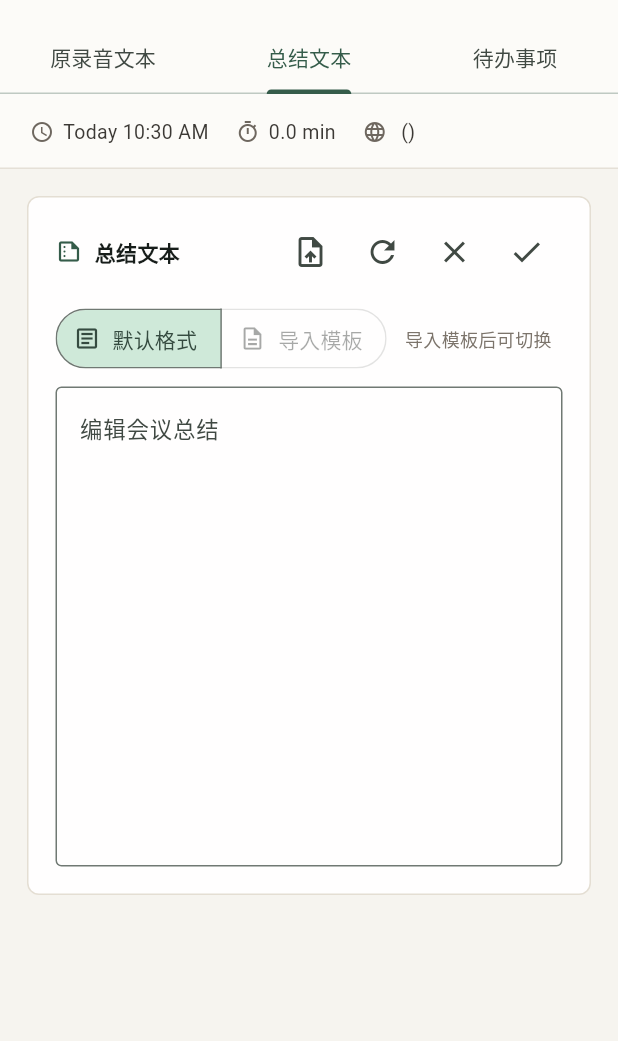
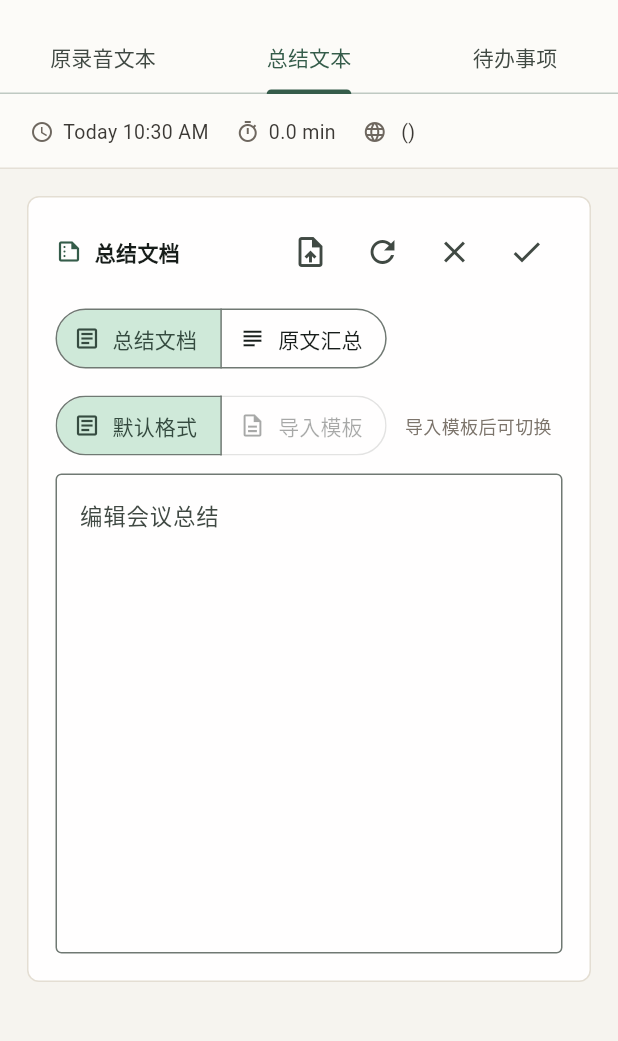
Before and after one commit to zhuoge-ouyang/meeting_listen, a Flutter app: the ResultsScreen screen opened directly with empty values, tab 2 chosen, after a tap on "手动编辑", on a phone screen of 412 x 824 dp, the part 62-1103 px from its top. Run offline on Flutter 3.47's test engine with Material 3 defaults, Android fonts, the phone set to English and light mode, and no system bars; our stand-ins replace dio, hive, hive_flutter, web; missing offline and left inert: dart:js_interop, record; accounts and stored records are empty.

Commit message:
【feat】优化翻译功能
【feat】优化翻译功能

```diff
--- a/lib/screens/results_screen.dart
+++ b/lib/screens/results_screen.dart
@@ -116,6 +116,7 @@ class _ResultsScreenState extends State<ResultsScreen>
                   ),
                   _SummaryTab(
                     summary: _summaryText,
+                    originalDocument: _originalDocumentText,
                     controller: _summaryController,
                     isEditing: _isEditingSummary,
                     summaryModule: _summaryModule,
@@ -125,7 +126,8 @@ class _ResultsScreenState extends State<ResultsScreen>
                     onEdit: _startEditingSummary,
                     onSave: () => _saveSummary(),
                     onCancel: _cancelEditingSummary,
-                    onCopy: _copySummaryToClipboard,
+                    onCopySummary: _copySummaryToClipboard,
+                    onCopyOriginal: _copyOriginalDocumentToClipboard,
                     onImportTemplate: _importSummaryTemplate,
                     onRegenerate: _regenerateSummary,
                     onModuleChanged: _setSummaryModule,
@@ -185,6 +187,55 @@ class _ResultsScreenState extends State<ResultsScreen>
               speakerIds: const [],
             ))
         .toList();
+  }
+
+  String get _originalDocumentText {
+    final buffer = StringBuffer();
+    _OriginalDocumentBlock? currentBlock;
+    for (final segment in _segments) {
+      final speakerName =
+          _speakerAliases[segment.speakerId] ?? segment.speakerId;
+      if (currentBlock == null || currentBlock.speakerName != speakerName) {
+        if (currentBlock != null) {
+          _writeOriginalDocumentBlock(buffer, currentBlock);
+        }
+        currentBlock = _OriginalDocumentBlock(
+          speakerName: speakerName,
+          startMs: segment.startMs,
+          endMs: segment.endMs,
+          content: StringBuffer(segment.text),
+        );
+      } else {
+        currentBlock.endMs = segment.endMs;
+        currentBlock.content.write('\n${segment.text}');
+      }
+    }
+    if (currentBlock != null) {
+      _writeOriginalDocumentBlock(buffer, currentBlock);
+    }
+    return buffer.toString().trimRight();
+  }
+
+  void _writeOriginalDocumentBlock(
+    StringBuffer buffer,
+    _OriginalDocumentBlock block,
+  ) {
+    buffer
+      ..writeln('发言人：${block.speakerName}')
+      ..writeln('发言时间：${_formatTimeRange(block.startMs, block.endMs)}')
+      ..writeln('发言内容：${block.content}')
+      ..writeln();
+  }
+
+  String _formatTimeRange(int startMs, int endMs) {
+    String format(int ms) {
+      final total = (ms / 1000).floor();
+      final minutes = (total ~/ 60).toString().padLeft(2, '0');
+      final seconds = (total % 60).toString().padLeft(2, '0');
+      return '$minutes:$seconds';
+    }
+
+    return '${format(startMs)}-${format(endMs)}';
   }
 
   Future<void> _editMeetingTitle() async {
@@ -312,6 +363,13 @@ class _ResultsScreenState extends State<ResultsScreen>
     Clipboard.setData(ClipboardData(text: _summaryText));
     ScaffoldMessenger.of(context).showSnackBar(
       const SnackBar(content: Text('已复制总结文本')),
+    );
+  }
+
+  void _copyOriginalDocumentToClipboard() {
+    Clipboard.setData(ClipboardData(text: _originalDocumentText));
+    ScaffoldMessenger.of(context).showSnackBar(
+      const SnackBar(content: Text('已复制原文汇总')),
     );
   }
 
@@ -749,9 +807,24 @@ class _TranslationPanel extends StatelessWidget {
   }
 }
 
-class _SummaryTab extends StatelessWidget {
+class _OriginalDocumentBlock {
+  _OriginalDocumentBlock({
+    required this.speakerName,
+    required this.startMs,
+    required this.endMs,
+    required this.content,
+  });
+
+  final String speakerName;
+  final int startMs;
+  int endMs;
+  final StringBuffer content;
+}
+
+class _SummaryTab extends StatefulWidget {
   const _SummaryTab({
     required this.summary,
+    required this.originalDocument,
     required this.controller,
     required this.isEditing,
     required this.summaryModule,
@@ -761,13 +834,15 @@ class _SummaryTab extends StatelessWidget {
     required this.onEdit,
     required this.onSave,
     required this.onCancel,
-    required this.onCopy,
+    required this.onCopySummary,
+    required this.onCopyOriginal,
     required this.onImportTemplate,
     required this.onRegenerate,
     required this.onModuleChanged,
   });
 
   final String summary;
+  final String originalDocument;
   final TextEditingController controller;
   final bool isEditing;
   final String summaryModule;
@@ -777,28 +852,39 @@ class _SummaryTab extends StatelessWidget {
   final VoidCallback onEdit;
   final VoidCallback onSave;
   final VoidCallback onCancel;
-  final VoidCallback onCopy;
+  final VoidCallback onCopySummary;
+  final VoidCallback onCopyOriginal;
   final VoidCallback onImportTemplate;
   final VoidCallback onRegenerate;
   final ValueChanged<String> onModuleChanged;
 
   @override
+  State<_SummaryTab> createState() => _SummaryTabState();
+}
+
+class _SummaryTabState extends State<_SummaryTab> {
+  String _documentTab = 'summary';
+
+  @override
   Widget build(BuildContext context) {
-    if (summary.trim().isEmpty && !isEditing) {
+    final showingSummary = _documentTab == 'summary';
+    if (widget.summary.trim().isEmpty &&
+        widget.originalDocument.trim().isEmpty &&
+        !widget.isEditing) {
       return _EmptyState(
-        message: '暂无总结文本',
+        message: '暂无文档内容',
         action: Wrap(
           spacing: 8,
           runSpacing: 8,
           alignment: WrapAlignment.center,
           children: [
             TextButton.icon(
-              onPressed: onEdit,
+              onPressed: widget.onEdit,
               icon: const Icon(Icons.edit_note),
               label: const Text('手动编辑'),
             ),
             TextButton.icon(
-              onPressed: onImportTemplate,
+              onPressed: widget.onImportTemplate,
               icon: const Icon(Icons.upload_file),
               label: const Text('导入模板'),
             ),
@@ -821,23 +907,30 @@ class _SummaryTab extends StatelessWidget {
             children: [
               Row(
                 children: [
-                  const Icon(Icons.summarize_outlined,
-                      size: 18, color: AppColors.primaryBlue),
+                  Icon(
+                    showingSummary
+                        ? Icons.summarize_outlined
+                        : Icons.notes_outlined,
+                    size: 18,
+                    color: AppColors.primaryBlue,
+                  ),
                   const SizedBox(width: 8),
-                  const Text(
-                    '总结文本',
-                    style: TextStyle(fontWeight: FontWeight.w700),
+                  Text(
+                    showingSummary ? '总结文档' : '原文汇总',
+                    style: const TextStyle(fontWeight: FontWeight.w700),
                   ),
                   const Spacer(),
+                  if (showingSummary) ...[
                     IconButton(
                       tooltip: '导入模板',
-                    onPressed: onImportTemplate,
+                      onPressed: widget.onImportTemplate,
                       icon: const Icon(Icons.upload_file),
                     ),
                     IconButton(
                       tooltip: '重新生成',
-                    onPressed: isRegenerating ? null : onRegenerate,
-                    icon: isRegenerating
+                      onPressed:
+                          widget.isRegenerating ? null : widget.onRegenerate,
+                      icon: widget.isRegenerating
                           ? const SizedBox(
                               width: 18,
                               height: 18,
@@ -845,39 +938,69 @@ class _SummaryTab extends StatelessWidget {
                             )
                           : const Icon(Icons.refresh),
                     ),
-                  if (isEditing) ...[
+                    if (widget.isEditing) ...[
                       IconButton(
                         tooltip: '取消',
-                      onPressed: onCancel,
+                        onPressed: widget.onCancel,
                         icon: const Icon(Icons.close),
                       ),
                       IconButton(
                         tooltip: '保存',
-                      onPressed: onSave,
+                        onPressed: widget.onSave,
                         icon: const Icon(Icons.check),
                       ),
                     ] else ...[
                       IconButton(
                         tooltip: '复制',
-                      onPressed: onCopy,
+                        onPressed: widget.onCopySummary,
                         icon: const Icon(Icons.copy),
                       ),
                       IconButton(
                         tooltip: '编辑',
-                      onPressed: onEdit,
+                        onPressed: widget.onEdit,
                         icon: const Icon(Icons.edit_note),
                       ),
                     ],
+                  ] else
+                    IconButton(
+                      tooltip: '复制',
+                      onPressed: widget.originalDocument.trim().isEmpty
+                          ? null
+                          : widget.onCopyOriginal,
+                      icon: const Icon(Icons.copy),
+                    ),
                 ],
               ),
               const SizedBox(height: 10),
+              SegmentedButton<String>(
+                selected: {_documentTab},
+                showSelectedIcon: false,
+                segments: const [
+                  ButtonSegment(
+                    value: 'summary',
+                    icon: Icon(Icons.article_outlined),
+                    label: Text('总结文档'),
+                  ),
+                  ButtonSegment(
+                    value: 'original',
+                    icon: Icon(Icons.subject_outlined),
+                    label: Text('原文汇总'),
+                  ),
+                ],
+                onSelectionChanged: (values) {
+                  if (values.isEmpty) return;
+                  setState(() => _documentTab = values.first);
+                },
+              ),
+              const SizedBox(height: 10),
+              if (showingSummary) ...[
                 Wrap(
                   spacing: 12,
                   runSpacing: 10,
                   crossAxisAlignment: WrapCrossAlignment.center,
                   children: [
                     SegmentedButton<String>(
-                    selected: {summaryModule},
+                      selected: {widget.summaryModule},
                       showSelectedIcon: false,
                       segments: [
                         const ButtonSegment(
@@ -889,22 +1012,23 @@ class _SummaryTab extends StatelessWidget {
                           value: 'imported',
                           icon: const Icon(Icons.description_outlined),
                           label: const Text('导入模板'),
-                        enabled: hasImportedTemplate,
+                          enabled: widget.hasImportedTemplate,
                         ),
                       ],
                       onSelectionChanged: (values) {
                         if (values.isEmpty) return;
-                      onModuleChanged(values.first);
+                        widget.onModuleChanged(values.first);
                       },
                     ),
-                  if (!hasImportedTemplate)
+                    if (!widget.hasImportedTemplate)
                       const Text(
                         '导入模板后可切换',
-                      style: TextStyle(fontSize: 12, color: Color(0xFF7C746B)),
+                        style:
+                            TextStyle(fontSize: 12, color: Color(0xFF7C746B)),
                       ),
                   ],
                 ),
-              if (templateAnalysis.trim().isNotEmpty) ...[
+                if (widget.templateAnalysis.trim().isNotEmpty) ...[
                   const SizedBox(height: 10),
                   Container(
                     width: double.infinity,
@@ -915,7 +1039,7 @@ class _SummaryTab extends StatelessWidget {
                       border: Border.all(color: const Color(0xFFE4DED3)),
                     ),
                     child: Text(
-                    templateAnalysis,
+                      widget.templateAnalysis,
                       style: const TextStyle(
                         fontSize: 12,
                         height: 1.4,
@@ -924,14 +1048,15 @@ class _SummaryTab extends StatelessWidget {
                     ),
                   ),
                 ],
-              if (isRegenerating) ...[
+                if (widget.isRegenerating) ...[
                   const SizedBox(height: 10),
                   const LinearProgressIndicator(minHeight: 2),
                 ],
+              ],
               const SizedBox(height: 8),
-              if (isEditing)
+              if (showingSummary && widget.isEditing)
                 TextField(
-                  controller: controller,
+                  controller: widget.controller,
                   minLines: 12,
                   maxLines: null,
                   keyboardType: TextInputType.multiline,
@@ -941,15 +1066,55 @@ class _SummaryTab extends StatelessWidget {
                   ),
                   style: const TextStyle(fontSize: 15, height: 1.6),
                 )
+              else if (showingSummary)
+                SelectableText(
+                  widget.summary.trim().isEmpty ? '暂无总结文本' : widget.summary,
+                  style: const TextStyle(fontSize: 15, height: 1.65),
+                )
               else
-                SelectableText(
-                  summary,
-                  style: const TextStyle(fontSize: 15, height: 1.65),
-                ),
+                _OriginalDocumentView(document: widget.originalDocument),
             ],
           ),
         ),
       ],
+    );
+  }
+}
+
+class _OriginalDocumentView extends StatelessWidget {
+  const _OriginalDocumentView({required this.document});
+
+  final String document;
+
+  @override
+  Widget build(BuildContext context) {
+    if (document.trim().isEmpty) {
+      return const Padding(
+        padding: EdgeInsets.symmetric(vertical: 24),
+        child: Center(
+          child: Text(
+            '暂无原文汇总',
+            style: TextStyle(color: Color(0xFF6E675F)),
+          ),
+        ),
+      );
+    }
+    return Container(
+      width: double.infinity,
+      padding: const EdgeInsets.all(14),
+      decoration: BoxDecoration(
+        color: const Color(0xFFFCFBF8),
+        borderRadius: BorderRadius.circular(8),
+        border: Border.all(color: const Color(0xFFE4DED3)),
+      ),
+      child: SelectableText(
+        document,
+        style: const TextStyle(
+          fontSize: 14,
+          height: 1.65,
+          color: Color(0xFF2F2C29),
+        ),
+      ),
     );
   }
 }
```
Also changed, not shown: 3 other files. Lines whose indentation alone changed are shown as unchanged.
